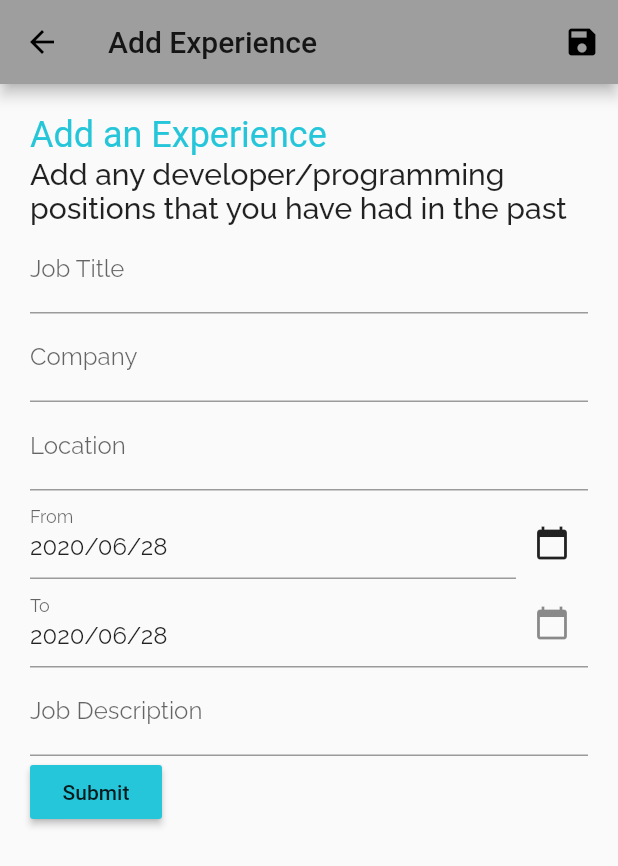
After one commit to pohara60/flutter_dev_connector, a Flutter app: the AddExperienceView screen opened directly, on a phone screen of 412 x 824 dp. The commit adds this screen. Shown: the top 866 px of the screen. Run offline on Flutter 3.47's test engine with Material 2 defaults, Android fonts, the light colour scheme and no system bars; our stand-ins replace font_awesome_flutter, google_fonts, logger, shared_preferences; accounts and stored records are empty; generated files the repository leaves out were written again.

Commit message:
Add Experience In Progress

```diff
--- a/lib/main.dart
+++ b/lib/main.dart
@@ -3,6 +3,8 @@ import 'package:flutter_dev_connector/services/auth_service.dart';
 import 'package:flutter_dev_connector/services/profile_service.dart';
 import 'package:flutter_dev_connector/utils/app_theme.dart';
 import 'package:flutter_dev_connector/utils/logger.dart';
+import 'package:flutter_dev_connector/views/add_education.dart';
+import 'package:flutter_dev_connector/views/add_experience.dart';
 import 'package:flutter_dev_connector/views/auth_screen.dart';
 import 'package:flutter_dev_connector/views/dashboard_view.dart';
 import 'package:flutter_dev_connector/views/profile_list_view.dart';
@@ -60,6 +62,8 @@ class DevConnectorApp extends StatelessWidget {
                 ifAuth(UpdateProfileView()),
             UpdateProfileView.editRouteName: (ctx) =>
                 ifAuth(UpdateProfileView(true)),
+            AddExperienceView.routeName: (ctx) => ifAuth(AddExperienceView()),
+            AddEducationView.routeName: (ctx) => ifAuth(AddEducationView()),
           },
         );
       }),
--- a/lib/services/profile_service.dart
+++ b/lib/services/profile_service.dart
@@ -179,4 +179,8 @@ class ProfileService with ChangeNotifier {
     //notifyListeners();
     return profile;
   }
+
+  addExperience(Experience experience) {
+    _log.v('addExperience');
+  }
 }
--- a/lib/utils/date_format.dart
+++ b/lib/utils/date_format.dart
@@ -8,3 +8,8 @@ DateFormat getDateFormat() => _DateFormat.ymdDateFormat;
 
 String formatDateRange(from, to) =>
     '${_DateFormat.ymdDateFormat.format(from)} - ${to == null ? "Now" : _DateFormat.ymdDateFormat.format(to)}';
+
+DateTime getToday() {
+  final now = DateTime.now();
+  return DateTime(now.year, now.month, now.day);
+}
--- /dev/null
+++ b/lib/views/add_experience.dart
@@ -0,0 +1,238 @@
+import 'package:flutter/material.dart';
+import 'package:flutter_dev_connector/models/profile.dart';
+import 'package:flutter_dev_connector/services/profile_service.dart';
+import 'package:flutter_dev_connector/utils/date_format.dart';
+import 'package:flutter_dev_connector/utils/logger.dart';
+import 'package:flutter_dev_connector/widgets/text_field_date_picker.dart';
+import 'package:provider/provider.dart';
+
+class AddExperienceView extends StatefulWidget {
+  static const routeName = "/add-experience";
+
+  @override
+  _AddExperienceViewState createState() => _AddExperienceViewState();
+}
+
+class _AddExperienceViewState extends State<AddExperienceView> {
+  static final _log = getLogger('AddExperienceViewState');
+
+  final _form = GlobalKey<FormState>();
+  final _titleFocusNode = FocusNode();
+  final _companyFocusNode = FocusNode();
+  final _locationFocusNode = FocusNode();
+  final _fromFocusNode = FocusNode();
+  final _toFocusNode = FocusNode();
+  final _descriptionFocusNode = FocusNode();
+  final _fromController = TextEditingController();
+
+  var _doneInit = false;
+  Experience experience;
+
+  @override
+  void dispose() {
+    super.dispose();
+    _titleFocusNode.dispose();
+    _companyFocusNode.dispose();
+    _locationFocusNode.dispose();
+    _fromFocusNode.dispose();
+    _toFocusNode.dispose();
+    _descriptionFocusNode.dispose();
+  }
+
+  @override
+  void didChangeDependencies() {
+    if (!_doneInit) {
+      experience = Experience();
+      experience.from = getToday();
+      _doneInit = true;
+    }
+    super.didChangeDependencies();
+  }
+
+  Future<void> _saveForm() async {
+    final isValid = _form.currentState.validate();
+    if (!isValid) return;
+
+    _form.currentState.save();
+    try {
+      experience = await Provider.of<ProfileService>(context, listen: false)
+          .addExperience(experience);
+      Navigator.of(context).pop();
+    } catch (error) {
+      await showDialog<Null>(
+        context: context,
+        builder: (ctx) => AlertDialog(
+          title: Text('An error occurred!'),
+          content: Text(error.toString()),
+          actions: <Widget>[
+            FlatButton(
+                child: Text('OK'),
+                onPressed: () {
+                  Navigator.of(ctx).pop();
+                })
+          ],
+        ),
+      );
+    }
+  }
+
+  @override
+  Widget build(BuildContext context) {
+    _log.v('build called v');
+
+    final themeData = Theme.of(context);
+    final dateFormat = getDateFormat();
+    _fromController.text = dateFormat.format(experience.from);
+    _log.v('build - _fromController.text=${_fromController.text}');
+    return Scaffold(
+      appBar: AppBar(
+        title: Text('Add Experience'),
+        actions: [
+          IconButton(icon: Icon(Icons.save), onPressed: _saveForm),
+        ],
+      ),
+      body: Form(
+        key: _form,
+        child: SingleChildScrollView(
+          child: Container(
+            width: double.infinity,
+            margin: EdgeInsets.all(20),
+            child: Column(
+              crossAxisAlignment: CrossAxisAlignment.start,
+              children: [
+                Text('Add an Experience', style: themeData.textTheme.headline5),
+                Text(
+                    'Add any developer/programming positions that you have had in the past',
+                    style: themeData.textTheme.headline6),
+                TextFormField(
+                  initialValue: experience.title ?? "",
+                  decoration: InputDecoration(
+                    labelText: 'Job Title',
+                    hintText: '',
+                  ),
+                  focusNode: _titleFocusNode,
+                  textInputAction: TextInputAction.next,
+                  onFieldSubmitted: (value) =>
+                      FocusScope.of(context).requestFocus(_companyFocusNode),
+                  validator: (value) => null,
+                  onSaved: (value) => experience.title = value,
+                ),
+                TextFormField(
+                  initialValue: experience.company,
+                  decoration: InputDecoration(
+                    labelText: 'Company',
+                    hintText: '',
+                  ),
+                  focusNode: _companyFocusNode,
+                  textInputAction: TextInputAction.next,
+                  onFieldSubmitted: (value) =>
+                      FocusScope.of(context).requestFocus(_locationFocusNode),
+                  validator: (value) => null,
+                  onSaved: (value) => experience.company = value,
+                ),
+                TextFormField(
+                  initialValue: experience.location,
+                  decoration: InputDecoration(
+                    labelText: "Location",
+                    hintText: "City & state suggested (eg. Boston, MA)",
+                  ),
+                  focusNode: _locationFocusNode,
+                  textInputAction: TextInputAction.next,
+                  onFieldSubmitted: (value) =>
+                      FocusScope.of(context).requestFocus(_fromFocusNode),
+                  validator: (value) => null,
+                  onSaved: (value) => experience.location = value,
+                ),
+                Row(
+                  crossAxisAlignment: CrossAxisAlignment.end,
+                  children: [
+                    Expanded(
+                      child: TextFormField(
+                        controller: _fromController,
+                        //initialValue: dateFormat.format(experience.from),
+                        keyboardType: TextInputType.datetime,
+                        decoration: InputDecoration(
+                          labelText: "From",
+                          hintText: "",
+                        ),
+                        focusNode: _fromFocusNode,
+                        textInputAction: TextInputAction.next,
+                        onFieldSubmitted: (value) =>
+                            FocusScope.of(context).requestFocus(_toFocusNode),
+                        validator: (value) {
+                          try {
+                            final date = dateFormat.parseLoose(value);
+                            return null;
+                          } catch (err) {
+                            return 'Invalid date!';
+                          }
+                        },
+                        onSaved: (value) =>
+                            experience.from = dateFormat.parseLoose(value),
+                      ),
+                    ),
+                    IconButton(
+                      icon: Icon(Icons.calendar_today),
+                      onPressed: () async {
+                        try {
+                          experience.from =
+                              dateFormat.parseLoose(_fromController.text);
+                        } catch (err) {}
+                        final date =
+                            await _selectDate(context, experience.from);
+                        if (date != null) {
+                          setState(() {
+                            experience.from = date;
+                          });
+                        }
+                      },
+                    ),
+                  ],
+                ),
+                TextFieldDatePicker(
+                  labelText: "To",
+                  suffixIcon: Icon(Icons.calendar_today),
+                  focusNode: _toFocusNode,
+                  dateFormat: dateFormat,
+                  initialDate: experience.to ?? getToday(),
+                  lastDate: getToday(),
+                  firstDate: DateTime(1970),
+                  onDateChanged: (date) => experience.to = date,
+                ),
+                TextFormField(
+                  initialValue: experience.description,
+                  decoration: InputDecoration(
+                    labelText: "Job Description",
+                    hintText: "",
+                  ),
+                  focusNode: _descriptionFocusNode,
+                  textInputAction: TextInputAction.done,
+                  onFieldSubmitted: (value) => _saveForm(),
+                  validator: (value) => null,
+                  onSaved: (value) => experience.description = value,
+                ),
+                RaisedButton(
+                  child:
+                      Text('Submit', style: themeData.accentTextTheme.button),
+                  color: themeData.accentColor,
+                  onPressed: () => _saveForm(),
+                ),
+              ],
+            ),
+          ),
+        ),
+      ),
+    );
+  }
+}
+
+Future<DateTime> _selectDate(BuildContext context, DateTime initial) async {
+  final DateTime d = await showDatePicker(
+    //we wait for the dialog to return
+    context: context,
+    initialDate: initial ?? getToday(),
+    firstDate: DateTime(1970),
+    lastDate: getToday(),
+  );
+  return d;
+}
--- a/lib/views/dashboard_view.dart
+++ b/lib/views/dashboard_view.dart
@@ -5,6 +5,7 @@ import 'package:flutter_dev_connector/services/profile_service.dart';
 import 'package:flutter_dev_connector/utils/date_format.dart';
 import 'package:flutter_dev_connector/utils/logger.dart';
 import 'package:flutter_dev_connector/widgets/app_drawer.dart';
+import 'package:font_awesome_flutter/font_awesome_flutter.dart';
 import 'package:provider/provider.dart';
 
 class DashboardView extends StatelessWidget {
@@ -129,7 +130,19 @@ class ExperienceWidget extends StatelessWidget {
     return Column(
       crossAxisAlignment: CrossAxisAlignment.start,
       children: [
-        Text('Experience Credentials', style: themeData.textTheme.headline5),
+        Row(
+          mainAxisAlignment: MainAxisAlignment.spaceBetween,
+          children: [
+            Text('Experience', style: themeData.textTheme.headline5),
+            FlatButton.icon(
+              onPressed: () {
+                Navigator.of(context).pushNamed('/add-experience');
+              },
+              icon: Icon(FontAwesomeIcons.blackTie),
+              label: Text('Add Experience'),
+            ),
+          ],
+        ),
         SizedBox(height: 10),
         Table(columnWidths: {
           3: FixedColumnWidth(30)
@@ -211,7 +224,19 @@ class EducationWidget extends StatelessWidget {
     return Column(
       crossAxisAlignment: CrossAxisAlignment.start,
       children: [
-        Text('Experience Credentials', style: themeData.textTheme.headline5),
+        Row(
+          mainAxisAlignment: MainAxisAlignment.spaceBetween,
+          children: [
+            Text('Education', style: themeData.textTheme.headline5),
+            FlatButton.icon(
+              onPressed: () {
+                Navigator.of(context).pushNamed('/add-education');
+              },
+              icon: Icon(FontAwesomeIcons.graduationCap),
+              label: Text('Add Education'),
+            ),
+          ],
+        ),
         SizedBox(height: 10),
         Table(columnWidths: {
           3: FixedColumnWidth(30)
--- /dev/null
+++ b/lib/widgets/text_field_date_picker.dart
@@ -0,0 +1,102 @@
+import 'package:flutter/material.dart';
+import 'package:intl/intl.dart';
+
+class TextFieldDatePicker extends StatefulWidget {
+  final ValueChanged<DateTime> onDateChanged;
+  final DateTime initialDate;
+  final DateTime firstDate;
+  final DateTime lastDate;
+  final DateFormat dateFormat;
+  final FocusNode focusNode;
+  final String labelText;
+  final Icon prefixIcon;
+  final Icon suffixIcon;
+
+  TextFieldDatePicker({
+    Key key,
+    this.labelText,
+    this.prefixIcon,
+    this.suffixIcon,
+    this.focusNode,
+    this.dateFormat,
+    @required this.lastDate,
+    @required this.firstDate,
+    @required this.initialDate,
+    @required this.onDateChanged,
+  })  : assert(initialDate != null),
+        assert(firstDate != null),
+        assert(lastDate != null),
+        assert(!initialDate.isBefore(firstDate),
+            'initialDate must be on or after firstDate'),
+        assert(!initialDate.isAfter(lastDate),
+            'initialDate must be on or before lastDate'),
+        assert(!firstDate.isAfter(lastDate),
+            'lastDate must be on or after firstDate'),
+        assert(onDateChanged != null, 'onDateChanged must not be null'),
+        super(key: key);
+
+  @override
+  _MyTextFieldDatePicker createState() => _MyTextFieldDatePicker();
+}
+
+class _MyTextFieldDatePicker extends State<TextFieldDatePicker> {
+  TextEditingController _controllerDate;
+  DateFormat _dateFormat;
+  DateTime _selectedDate;
+
+  @override
+  void initState() {
+    super.initState();
+
+    if (widget.dateFormat != null) {
+      _dateFormat = widget.dateFormat;
+    } else {
+      _dateFormat = DateFormat.MMMEd();
+    }
+
+    _selectedDate = widget.initialDate;
+
+    _controllerDate = TextEditingController();
+    _controllerDate.text = _dateFormat.format(_selectedDate);
+  }
+
+  @override
+  Widget build(BuildContext context) {
+    return TextField(
+      focusNode: widget.focusNode,
+      controller: _controllerDate,
+      decoration: InputDecoration(
+        prefixIcon: widget.prefixIcon,
+        suffixIcon: widget.suffixIcon,
+        labelText: widget.labelText,
+      ),
+      onTap: () => _selectDate(context),
+      readOnly: false,
+    );
+  }
+
+  @override
+  void dispose() {
+    _controllerDate.dispose();
+    super.dispose();
+  }
+
+  Future<Null> _selectDate(BuildContext context) async {
+    final DateTime pickedDate = await showDatePicker(
+      context: context,
+      initialDate: _selectedDate,
+      firstDate: widget.firstDate,
+      lastDate: widget.lastDate,
+    );
+
+    if (pickedDate != null && pickedDate != _selectedDate) {
+      _selectedDate = pickedDate;
+      _controllerDate.text = _dateFormat.format(_selectedDate);
+      widget.onDateChanged(_selectedDate);
+    }
+
+    if (widget.focusNode != null) {
+      widget.focusNode.nextFocus();
+    }
+  }
+}
```
Also changed, not shown: lib/views/add_education.dart (added, +15 -0 lines).
